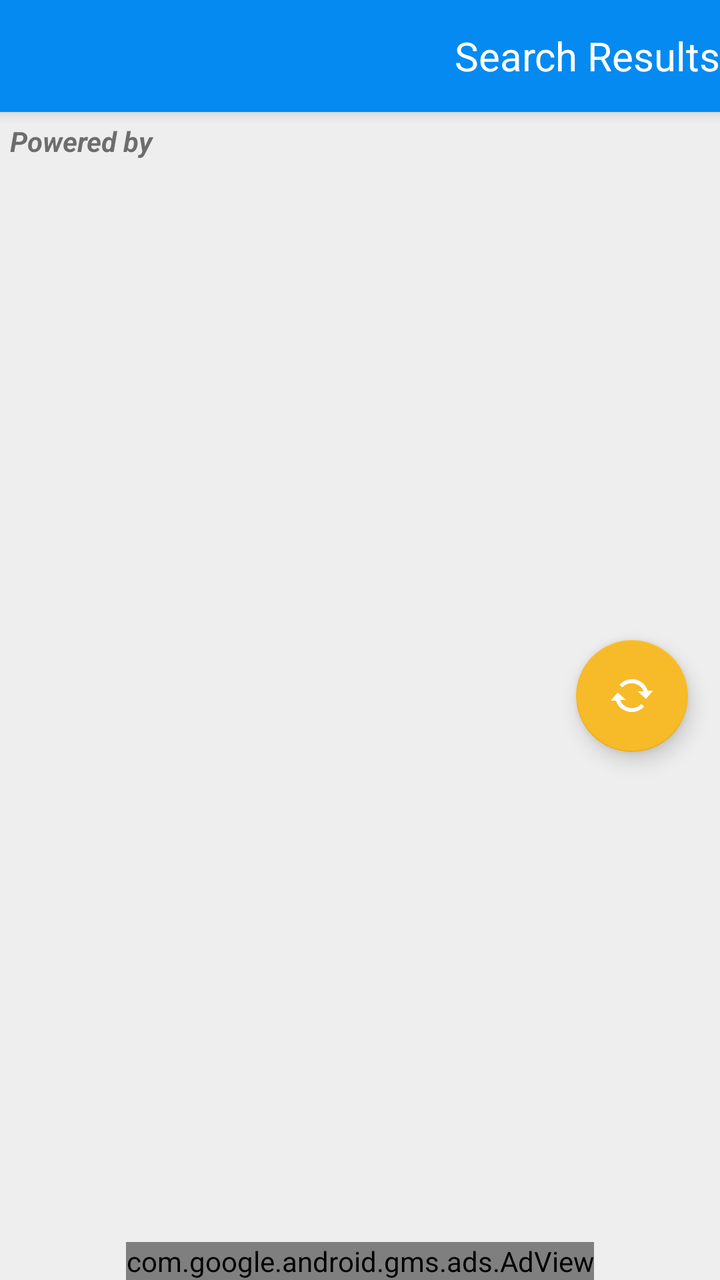
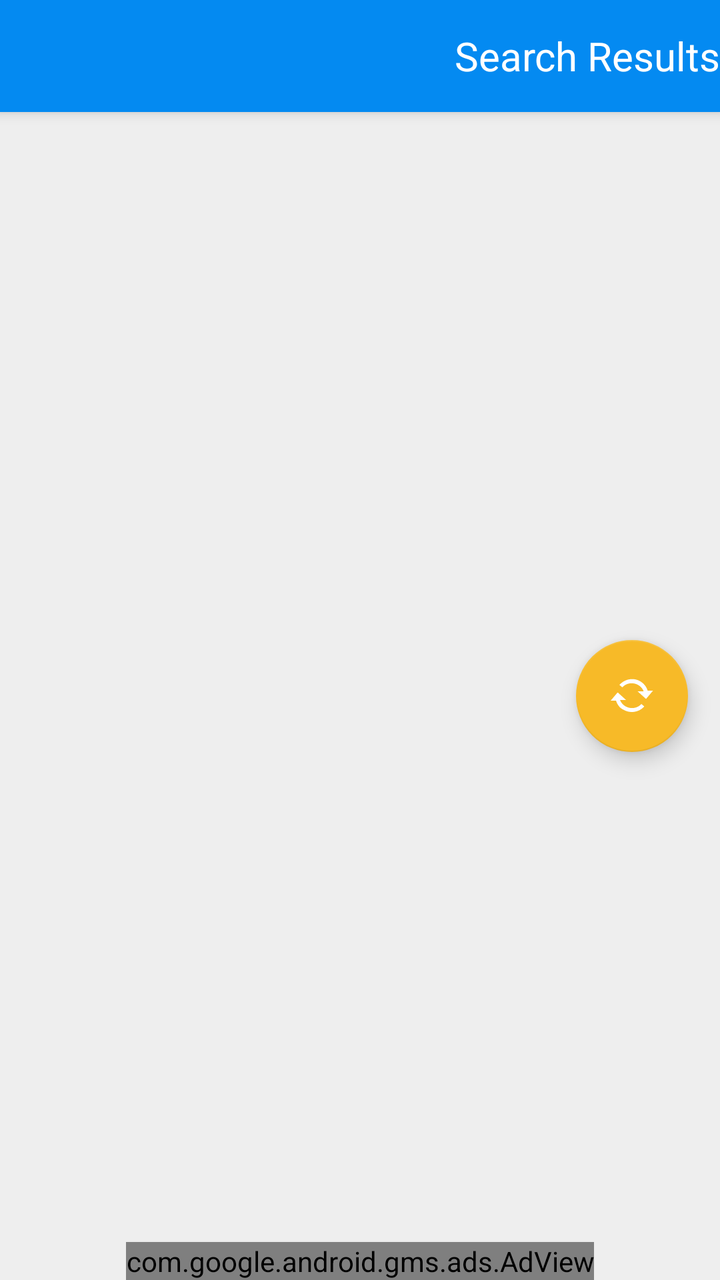

An Android layout rendered at two revisions. The XML below is the earlier revision; the diff shows what the commit changed to produce the second picture.
<!-- AndroidManifest.xml: activity theme AppTheme.NoActionBar -->
<!-- res/layout/activity_index.xml -->
<?xml version="1.0" encoding="utf-8"?>
<androidx.coordinatorlayout.widget.CoordinatorLayout
    xmlns:android="http://schemas.android.com/apk/res/android"
    xmlns:app="http://schemas.android.com/apk/res-auto"
    xmlns:tools="http://schemas.android.com/tools"
    android:layout_width="match_parent"
    android:layout_height="match_parent"
    android:fitsSystemWindows="true"
    tools:context=".view.IndexActivity">

    <com.google.android.material.appbar.AppBarLayout
        android:id="@+id/spawn_appbar"
        android:layout_width="match_parent"
        android:layout_height="wrap_content"
        android:theme="@style/AppTheme.AppBarOverlay">

        <androidx.appcompat.widget.Toolbar
            android:id="@+id/spawn_toolbar"
            android:layout_width="match_parent"
            android:layout_height="?attr/actionBarSize"
            app:popupTheme="@style/AppTheme.PopupOverlay">

            <TextView
                android:layout_width="match_parent"
                android:layout_height="match_parent"
                android:gravity="end|center_vertical"
                android:textSize="@dimen/text_size_paragraph_title"
                android:textColor="#fff"
                android:text="@string/title_activity_index"
                style="@style/AppTheme.AppBarOverlay"/>

        </androidx.appcompat.widget.Toolbar>

    </com.google.android.material.appbar.AppBarLayout>


    <FrameLayout
        android:layout_width="match_parent"
        android:layout_height="match_parent"
        app:layout_behavior="@string/appbar_scrolling_view_behavior">

        <LinearLayout
            android:layout_width="match_parent"
            android:layout_height="match_parent"
            android:orientation="horizontal">

            <FrameLayout
                android:id="@+id/spawn_list_container"
                android:layout_width="match_parent"
                android:layout_height="match_parent">


                <androidx.recyclerview.widget.RecyclerView
                    android:id="@+id/spawn_list"
                    android:layout_width="match_parent"
                    android:layout_height="match_parent"
                    android:background="@color/colorChalk"
                    app:layoutManager="androidx.recyclerview.widget.LinearLayoutManager"
                    tools:context=".view.IndexActivity"
                    tools:listitem="@layout/item_index"/>

                <ProgressBar
                    android:id="@+id/spawn_progress"
                    android:layout_width="80dp"
                    android:layout_height="80dp"
                    android:layout_gravity="center"
                    android:visibility="gone"/>

                <com.google.android.material.floatingactionbutton.FloatingActionButton
                    android:id="@+id/spawn_fab"
                    android:layout_width="wrap_content"
                    android:layout_height="wrap_content"
                    android:layout_gravity="center_vertical|end"
                    android:layout_marginEnd="@dimen/fab_margin"
                    android:backgroundTint="@color/colorCheer"
                    app:srcCompat="@drawable/action_sync"
                    android:contentDescription="@string/description_refresh_button"/>


            </FrameLayout>

            <FrameLayout
                android:id="@+id/spawn_detail_container"
                android:layout_width="match_parent"
                android:layout_height="match_parent"
                android:visibility="gone"
                android:background="@color/colorNeutralLight"
                app:layout_behavior="@string/appbar_scrolling_view_behavior" />

        </LinearLayout>

        <com.google.android.gms.ads.AdView

            xmlns:ads="http://schemas.android.com/apk/res-auto"
            android:id="@+id/index_banner"
            android:layout_width="wrap_content"
            android:layout_height="wrap_content"
            android:layout_gravity="center_horizontal|bottom"
            ads:adSize="BANNER"
            ads:adUnitId="@string/am_banner_id"/>

        <FrameLayout
            android:layout_width="match_parent"
            android:layout_height="wrap_content">

            <TextView
                android:layout_width="match_parent"
                android:layout_height="wrap_content"
                android:padding="5dp"
                android:textStyle="italic|bold"
                android:text="Powered by"/>

            <ImageView
                android:layout_width="wrap_content"
                android:layout_height="wrap_content" />

        </FrameLayout>

    </FrameLayout>

</androidx.coordinatorlayout.widget.CoordinatorLayout>
<!-- res/layout/item_index.xml (included above) -->
<?xml version="1.0" encoding="utf-8"?>
<androidx.constraintlayout.widget.ConstraintLayout
    xmlns:android="http://schemas.android.com/apk/res/android"
    xmlns:app="http://schemas.android.com/apk/res-auto"
    android:id="@+id/spawn_item_view"
    android:layout_width="match_parent"
    android:layout_height="125dp"
    android:layout_margin="2dp"
    android:background="#fff">

        <TextView
            android:id="@+id/spawn_item_primary"
            android:layout_width="0dp"
            android:layout_height="55dp"
            android:layout_margin="4dp"
            android:ellipsize="end"
            android:scrollHorizontally="true"
            android:textAppearance="?attr/textAppearanceListItem"
            android:textSize="@dimen/text_size_paragraph_title"
            app:layout_constraintEnd_toEndOf="parent"
            app:layout_constraintHorizontal_bias="0.473"
            app:layout_constraintStart_toStartOf="parent"
            app:layout_constraintTop_toTopOf="parent" />

        <LinearLayout
            android:id="@+id/spawn_item_details"
            android:layout_width="0dp"
            android:layout_height="64dp"
            android:orientation="vertical"
            android:layout_margin="4dp"
            app:layout_constraintHorizontal_bias="1.0"
            app:layout_constraintEnd_toStartOf="@+id/relativeLayout"
            app:layout_constraintStart_toStartOf="parent"
            app:layout_constraintTop_toBottomOf="@+id/spawn_item_primary"
            app:layout_constraintBottom_toBottomOf="parent">

            <TextView
                android:id="@+id/spawn_item_secondary"
                android:layout_width="match_parent"
                android:layout_height="32dp"
                android:textAppearance="?attr/textAppearanceListItem" />

            <TextView
                android:id="@+id/spawn_item_tertiary"
                android:layout_width="match_parent"
                android:layout_height="32dp"
                android:textAppearance="?attr/textAppearanceListItem"/>

        </LinearLayout>

        <RelativeLayout
            android:id="@+id/relativeLayout"
            android:layout_width="77dp"
            android:layout_height="62dp"
            android:layout_margin="4dp"
            app:layout_constraintBottom_toBottomOf="parent"
            app:layout_constraintEnd_toEndOf="parent"
            app:layout_constraintHorizontal_bias="1.0"
            app:layout_constraintStart_toEndOf="@+id/spawn_item_details">

            <ImageView
                android:id="@+id/spawn_item_logo"
                android:layout_width="wrap_content"
                android:layout_height="300dp"
                android:adjustViewBounds="true"
                android:contentDescription="@string/description_charity_logo" />

        </RelativeLayout>

</androidx.constraintlayout.widget.ConstraintLayout>
<!-- resources referenced by this layout -->
<resources>
  <color name="colorChalk">#EEE</color>
  <color name="colorCheer">#F7BA28</color>
  <color name="colorNeutralLight">#DDD</color>
  <dimen name="fab_margin">16dp</dimen>
  <dimen name="text_size_paragraph_title">20sp</dimen>
  <!-- drawable action_sync: png bitmap (drawable-hdpi, 1012 bytes) -->
  <string name="description_charity_logo">This is the logo that corresponds to the listed charity</string>
  <string name="description_refresh_button">Press this button to refresh the list of charities</string>
  <string name="title_activity_index">Search Results</string>
  <style name="AppTheme.AppBarOverlay" parent="ThemeOverlay.AppCompat.Dark.ActionBar" />
  <style name="AppTheme.PopupOverlay" parent="@android:style/Widget.PopupMenu">
          <item name="android:background">@color/colorPrimary</item>
      </style>
  <style name="AppTheme.NoActionBar">
          <item name="windowActionBar">false</item>
          <item name="windowNoTitle">true</item>
      </style>
  <color name="colorPrimary">#048AF1</color>
</resources>

<!-- the commit's change to res/layout/activity_index.xml (unified diff, before → after) -->
@@ -87,7 +87,25 @@
                 android:background="@color/colorNeutralLight"
                 app:layout_behavior="@string/appbar_scrolling_view_behavior" />
 
+            <FrameLayout
+                android:layout_width="match_parent"
+                android:layout_height="30dp">
+
+                <TextView
+                    android:layout_width="match_parent"
+                    android:layout_height="match_parent"
+                    android:padding="5dp"
+                    android:textStyle="italic|bold"
+                    android:text="Powered by"/>
+
+                <ImageView
+                    android:layout_width="wrap_content"
+                    android:layout_height="match_parent" />
+
+            </FrameLayout>
+
         </LinearLayout>
+
 
         <com.google.android.gms.ads.AdView
 
@@ -98,23 +116,6 @@
             android:layout_gravity="center_horizontal|bottom"
             ads:adSize="BANNER"
             ads:adUnitId="@string/am_banner_id"/>
-
-        <FrameLayout
-            android:layout_width="match_parent"
-            android:layout_height="wrap_content">
-
-            <TextView
-                android:layout_width="match_parent"
-                android:layout_height="wrap_content"
-                android:padding="5dp"
-                android:textStyle="italic|bold"
-                android:text="Powered by"/>
-
-            <ImageView
-                android:layout_width="wrap_content"
-                android:layout_height="wrap_content" />
-
-        </FrameLayout>
 
     </FrameLayout>
 
